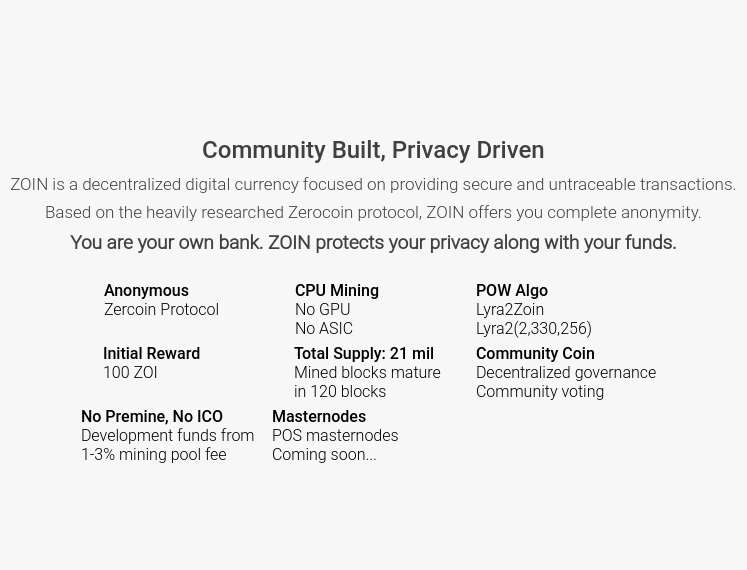
Old version of the form src/qt/forms/winforms/learnmorepage.ui in the repository noirofficial/noir.
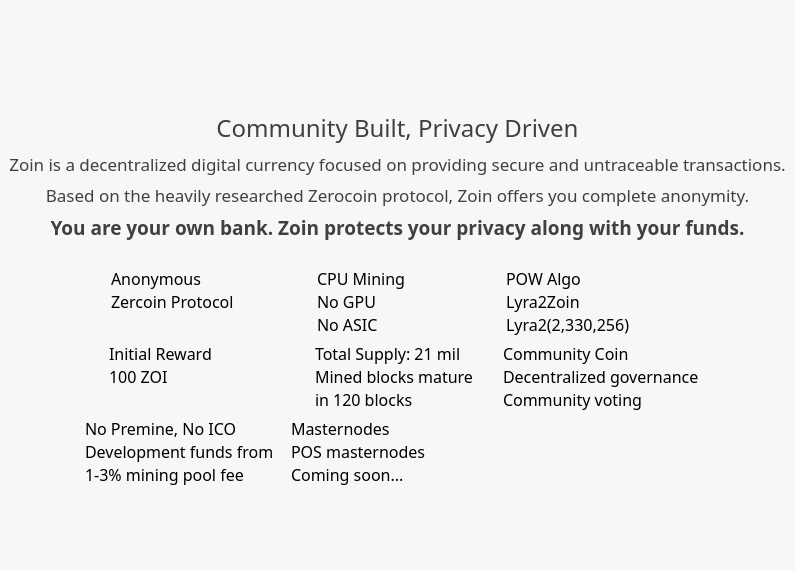
New version of the form. Icons and pictures are not drawn.

Diff of the .ui file:
```diff
--- a/src/qt/forms/winforms/learnmorepage.ui
+++ b/src/qt/forms/winforms/learnmorepage.ui
@@ -414,7 +414,7 @@
           </property>
           <property name="font">
            <font>
-            <family>Roboto Medium</family>
+            <family>ZoinMedium</family>
             <pointsize>18</pointsize>
             <weight>50</weight>
             <italic>false</italic>
@@ -443,7 +443,7 @@
           </property>
           <property name="font">
            <font>
-            <family>Roboto Light</family>
+            <family>ZoinLight</family>
             <pointsize>13</pointsize>
             <weight>50</weight>
             <italic>false</italic>
@@ -454,7 +454,7 @@
            <string notr="true">color: #404040;</string>
           </property>
           <property name="text">
-           <string>ZOIN is a decentralized digital currency focused on providing secure and untraceable transactions.</string>
+           <string>Zoin is a decentralized digital currency focused on providing secure and untraceable transactions.</string>
           </property>
           <property name="alignment">
            <set>Qt::AlignCenter</set>
@@ -468,15 +468,18 @@
          <widget class="QLabel" name="label_4">
           <property name="font">
            <font>
-            <family>Roboto Light</family>
+            <family>ZoinLight</family>
             <pointsize>13</pointsize>
+            <weight>50</weight>
+            <italic>false</italic>
+            <bold>false</bold>
            </font>
           </property>
           <property name="styleSheet">
            <string notr="true">color: #404040;</string>
           </property>
           <property name="text">
-           <string>Based on the heavily researched Zerocoin protocol, ZOIN offers you complete anonymity.</string>
+           <string>Based on the heavily researched Zerocoin protocol, Zoin offers you complete anonymity.</string>
           </property>
           <property name="alignment">
            <set>Qt::AlignCenter</set>
@@ -493,7 +496,7 @@
           </property>
           <property name="font">
            <font>
-            <family>Roboto Light</family>
+            <family>ZoinLight</family>
             <pointsize>14</pointsize>
             <weight>75</weight>
             <bold>true</bold>
@@ -503,7 +506,7 @@
            <string notr="true">color: #404040;</string>
           </property>
           <property name="text">
-           <string>You are your own bank. ZOIN protects your privacy along with your funds.</string>
+           <string>You are your own bank. Zoin protects your privacy along with your funds.</string>
           </property>
           <property name="alignment">
            <set>Qt::AlignCenter</set>
@@ -576,7 +579,7 @@
            <widget class="QLabel" name="label_19">
             <property name="font">
              <font>
-              <family>Roboto Medium</family>
+              <family>ZoinMedium</family>
               <pointsize>12</pointsize>
               <weight>50</weight>
               <bold>false</bold>
@@ -594,7 +597,7 @@
            <widget class="QLabel" name="label_20">
             <property name="font">
              <font>
-              <family>Roboto Light</family>
+              <family>ZoinLight</family>
               <pointsize>12</pointsize>
              </font>
             </property>
@@ -610,7 +613,7 @@
            <widget class="QLabel" name="label_21">
             <property name="font">
              <font>
-              <family>Roboto Light</family>
+              <family>ZoinLight</family>
               <pointsize>12</pointsize>
              </font>
             </property>
@@ -658,7 +661,7 @@
            <widget class="QLabel" name="label_7">
             <property name="font">
              <font>
-              <family>Roboto Medium</family>
+              <family>ZoinMedium</family>
               <pointsize>12</pointsize>
               <weight>50</weight>
               <bold>false</bold>
@@ -685,7 +688,7 @@
            <widget class="QLabel" name="label_18">
             <property name="font">
              <font>
-              <family>Roboto Light</family>
+              <family>ZoinLight</family>
               <pointsize>12</pointsize>
              </font>
             </property>
@@ -701,7 +704,7 @@
            <widget class="QLabel" name="label_17">
             <property name="font">
              <font>
-              <family>Roboto Light</family>
+              <family>ZoinLight</family>
               <pointsize>12</pointsize>
              </font>
             </property>
@@ -746,7 +749,7 @@
            <widget class="QLabel" name="label_5">
             <property name="font">
              <font>
-              <family>Roboto Medium</family>
+              <family>ZoinMedium</family>
               <pointsize>12</pointsize>
               <weight>50</weight>
               <bold>false</bold>
@@ -764,7 +767,7 @@
            <widget class="QLabel" name="label_6">
             <property name="font">
              <font>
-              <family>Roboto Light</family>
+              <family>ZoinLight</family>
               <pointsize>12</pointsize>
              </font>
             </property>
@@ -780,7 +783,7 @@
            <widget class="QLabel" name="label_8">
             <property name="font">
              <font>
-              <family>Roboto Light</family>
+              <family>ZoinLight</family>
               <pointsize>12</pointsize>
              </font>
             </property>
@@ -870,7 +873,7 @@
            <widget class="QLabel" name="label_23">
             <property name="font">
              <font>
-              <family>Roboto Medium</family>
+              <family>ZoinMedium</family>
               <pointsize>12</pointsize>
               <weight>50</weight>
               <bold>false</bold>
@@ -888,7 +891,7 @@
            <widget class="QLabel" name="label_28">
             <property name="font">
              <font>
-              <family>Roboto Light</family>
+              <family>ZoinLight</family>
               <pointsize>12</pointsize>
              </font>
             </property>
@@ -904,7 +907,7 @@
            <widget class="QLabel" name="label_29">
             <property name="font">
              <font>
-              <family>Roboto Light</family>
+              <family>ZoinLight</family>
               <pointsize>12</pointsize>
              </font>
             </property>
@@ -952,7 +955,7 @@
            <widget class="QLabel" name="label_26">
             <property name="font">
              <font>
-              <family>Roboto Medium</family>
+              <family>ZoinMedium</family>
               <pointsize>12</pointsize>
               <weight>50</weight>
               <bold>false</bold>
@@ -970,7 +973,7 @@
            <widget class="QLabel" name="label_15">
             <property name="font">
              <font>
-              <family>Roboto Light</family>
+              <family>ZoinLight</family>
               <pointsize>12</pointsize>
              </font>
             </property>
@@ -986,7 +989,7 @@
            <widget class="QLabel" name="label_27">
             <property name="font">
              <font>
-              <family>Roboto Light</family>
+              <family>ZoinLight</family>
               <pointsize>12</pointsize>
              </font>
             </property>
@@ -1031,7 +1034,7 @@
            <widget class="QLabel" name="label_25">
             <property name="font">
              <font>
-              <family>Roboto Medium</family>
+              <family>ZoinMedium</family>
               <pointsize>12</pointsize>
               <weight>50</weight>
               <bold>false</bold>
@@ -1049,7 +1052,7 @@
            <widget class="QLabel" name="label_24">
             <property name="font">
              <font>
-              <family>Roboto Light</family>
+              <family>ZoinLight</family>
               <pointsize>12</pointsize>
              </font>
             </property>
@@ -1065,7 +1068,7 @@
            <widget class="QLabel" name="label_9">
             <property name="font">
              <font>
-              <family>Roboto Light</family>
+              <family>ZoinLight</family>
               <pointsize>12</pointsize>
              </font>
             </property>
@@ -1155,7 +1158,7 @@
            <widget class="QLabel" name="label_34">
             <property name="font">
              <font>
-              <family>Roboto Medium</family>
+              <family>ZoinMedium</family>
               <pointsize>12</pointsize>
               <weight>50</weight>
               <bold>false</bold>
@@ -1170,7 +1173,7 @@
            <widget class="QLabel" name="label_37">
             <property name="font">
              <font>
-              <family>Roboto Light</family>
+              <family>ZoinLight</family>
               <pointsize>12</pointsize>
              </font>
             </property>
@@ -1183,7 +1186,7 @@
            <widget class="QLabel" name="label_38">
             <property name="font">
              <font>
-              <family>Roboto Light</family>
+              <family>ZoinLight</family>
               <pointsize>12</pointsize>
              </font>
             </property>
@@ -1225,7 +1228,7 @@
            <widget class="QLabel" name="label_33">
             <property name="font">
              <font>
-              <family>Roboto Medium</family>
+              <family>ZoinMedium</family>
               <pointsize>12</pointsize>
               <weight>50</weight>
               <bold>false</bold>
@@ -1240,7 +1243,7 @@
            <widget class="QLabel" name="label_40">
             <property name="font">
              <font>
-              <family>Roboto Light</family>
+              <family>ZoinLight</family>
               <pointsize>12</pointsize>
              </font>
             </property>
@@ -1253,7 +1256,7 @@
            <widget class="QLabel" name="label_39">
             <property name="font">
              <font>
-              <family>Roboto Light</family>
+              <family>ZoinLight</family>
               <pointsize>12</pointsize>
              </font>
             </property>
@@ -1281,7 +1284,7 @@
          <widget class="QLabel" name="label_30">
           <property name="font">
            <font>
-            <family>Roboto Light</family>
+            <family>ZoinLight</family>
             <pointsize>12</pointsize>
            </font>
           </property>
```
